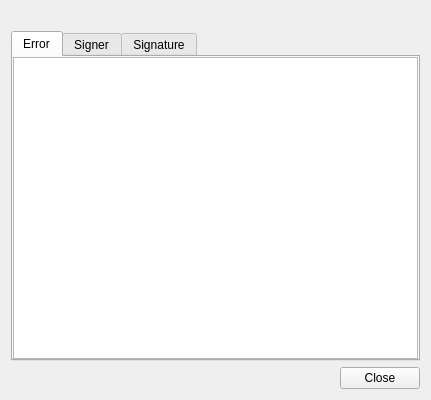
This is client/ui/SignatureDialog.ui in open-eid/qdigidoc as Qt 5 draws it before an edit. The edited form follows.
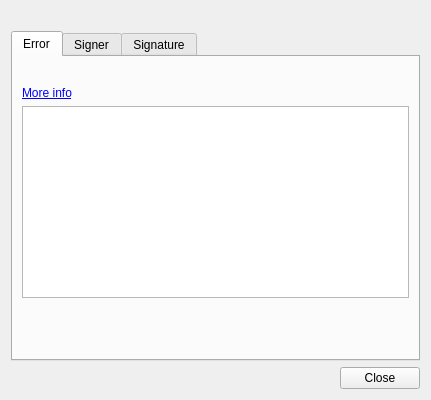
This is the edited form.

```diff
--- a/client/ui/SignatureDialog.ui
+++ b/client/ui/SignatureDialog.ui
@@ -22,13 +22,46 @@
      <property name="currentIndex">
       <number>0</number>
      </property>
-     <widget class="QPlainTextEdit" name="error">
-      <property name="textInteractionFlags">
-       <set>Qt::LinksAccessibleByMouse|Qt::TextSelectableByMouse</set>
-      </property>
+	 <widget class="QWidget" name="errorTab">
       <attribute name="title">
        <string>Error</string>
       </attribute>
+	   <layout class="QVBoxLayout" name="errorLayout">
+        <item>
+         <widget class="QLabel" name="info">
+          <property name="wordWrap">
+           <bool>true</bool>
+          </property>
+         </widget>
+        </item>
+        <item>
+         <widget class="QLabel" name="more">
+          <property name="text">
+           <string>&lt;a href=&quot;info&quot;&gt;More info&lt;/a&gt;</string>
+          </property>
+         </widget>
+        </item>
+        <item>
+         <widget class="QPlainTextEdit" name="error">
+          <property name="textInteractionFlags">
+           <set>Qt::LinksAccessibleByMouse|Qt::TextSelectableByMouse</set>
+          </property>
+         </widget>
+        </item>
+        <item>
+         <spacer name="errorScrollSpacer">
+          <property name="orientation">
+           <enum>Qt::Vertical</enum>
+          </property>
+          <property name="sizeHint" stdset="0">
+           <size>
+            <width>0</width>
+            <height>0</height>
+           </size>
+          </property>
+         </spacer>
+        </item>
+       </layout>
      </widget>
      <widget class="QWidget" name="signer">
       <attribute name="title">
```
